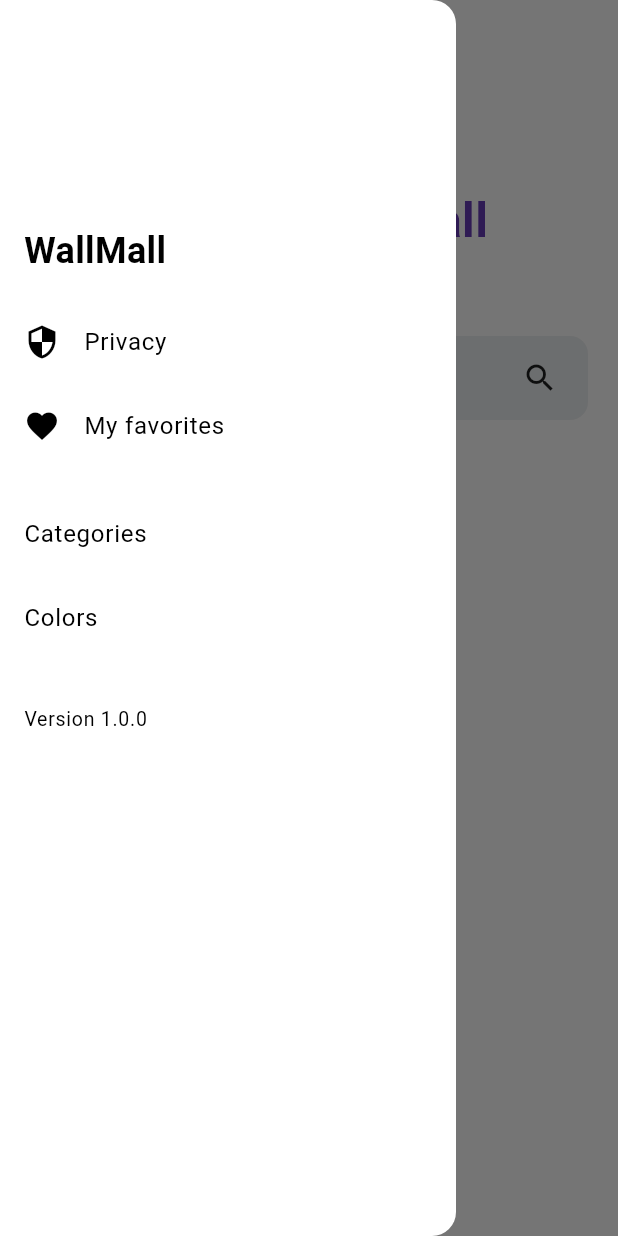
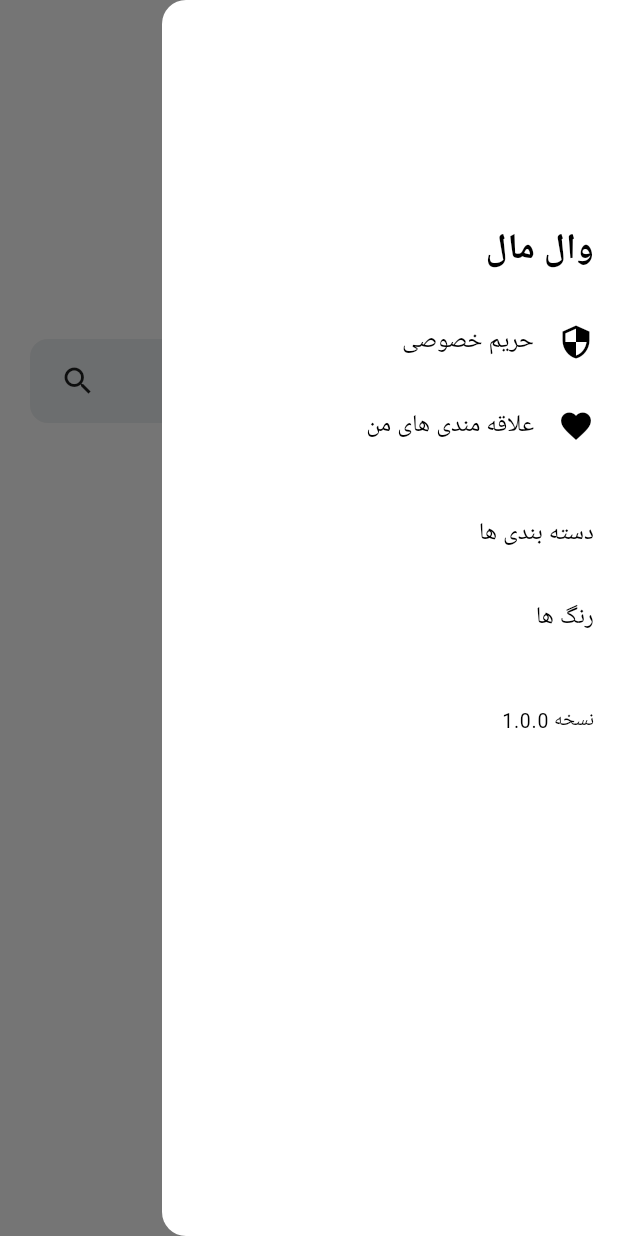
Before and after one commit to sayheymirza/wallmall, a Flutter app: the screen it shows after launch, with the side drawer open, on a phone screen of 412 x 824 dp. Run offline on Flutter 3.47's test engine with Material 2 defaults, Android fonts, the phone set to English and light mode, and no system bars; drawn by our look-alikes of dynamic_color; our stand-ins replace cached_network_image, connectivity_plus, flutter_markdown, google_fonts, image_gallery_saver, package_info_plus and 3 more; missing offline and left inert: adivery, async_wallpaper; accounts and stored records are empty; generated files the repository leaves out were written again; network calls fail; Roboto replaces fonts that are missing (Vazirmatn).

Commit message:
multi language is here

```diff
--- /dev/null
+++ b/l10n.yaml
@@ -0,0 +1,3 @@
+arb-dir: lib/l10n
+template-arb-file: intl_en.arb
+output-localization-file: app_localizations.dart
--- a/lib/api/api.dart
+++ b/lib/api/api.dart
@@ -283,7 +283,7 @@ class _Api {
   }
 
   // get page
-  Future<String?> page({required String key}) async {
+  Future<String?> page({required String key, required String locale}) async {
     try {
       var uri = Uri.parse("$_endpoint/api/app-pages");
 
@@ -291,7 +291,8 @@ class _Api {
         uri.replace(
           queryParameters: {
             "filters[key][\$eq]": key,
-            "filters[app][\$eq]": "wallmall"
+            "filters[app][\$eq]": "wallmall",
+            "locale": locale,
           },
         ),
         headers: {
--- a/lib/app.dart
+++ b/lib/app.dart
@@ -1,6 +1,8 @@
 // ignore_for_file: library_prefixes
 
 import 'package:flutter/material.dart';
+import 'package:provider/provider.dart';
+import 'package:wallmall/core/provider.dart';
 import 'package:wallmall/core/theme.dart';
 import 'package:wallmall/views/categories.dart';
 import 'package:wallmall/views/category.dart';
@@ -12,9 +14,11 @@ import 'package:wallmall/views/search.dart';
 import 'package:wallmall/views/splash.dart';
 import 'package:wallmall/views/wallpaper.dart';
 import 'package:wallmall/views/page.dart' as Custom;
-import 'package:wallmall/widgets/preview.dart';
 
 import 'package:dynamic_color/dynamic_color.dart';
+import 'package:flutter_localizations/flutter_localizations.dart';
+import 'package:flutter_gen/gen_l10n/app_localizations.dart';
+import 'package:google_fonts/google_fonts.dart';
 
 class App extends StatefulWidget {
   const App({super.key});
@@ -31,6 +35,8 @@ class _AppState extends State<App> {
 
   @override
   Widget build(BuildContext context) {
+    var provider = Provider.of<ShareProvider>(context);
+
     return DynamicColorBuilder(
       builder: (ColorScheme? lightDynamic, ColorScheme? darkDynamic) {
         var _theme = theme;
@@ -42,6 +48,13 @@ class _AppState extends State<App> {
           );
         }
 
+        // set font family to Vazirmatn
+        _theme = _theme.copyWith(
+          textTheme: GoogleFonts.vazirmatnTextTheme(
+            _theme.textTheme,
+          ),
+        );
+
         return MaterialApp(
           title: "WallMall",
           debugShowCheckedModeBanner: false,
@@ -51,7 +64,6 @@ class _AppState extends State<App> {
             '/': (_) => const SplashView(),
             "/_": (_) => const HomeView(),
             "/_/wallpaper": (_) => const WallpaperView(),
-            "/_/wallpaper/preview": (_) => const PreviewView(),
             "/_/search": (_) => const SearchView(),
             "/_/search/category": (_) => const CategoryView(),
             "/_/search/color": (_) => const ColorView(),
@@ -60,6 +72,13 @@ class _AppState extends State<App> {
             "/_/colors": (_) => const ColorsView(),
             "/_/page": (_) => const Custom.PageView(),
           },
+          localizationsDelegates: const [
+            AppLocalizations.delegate,
+            GlobalMaterialLocalizations.delegate,
+            GlobalWidgetsLocalizations.delegate,
+          ],
+          supportedLocales: AppLocalizations.supportedLocales,
+          locale: Locale(provider.locale),
         );
       },
     );
--- a/lib/core/provider.dart
+++ b/lib/core/provider.dart
@@ -20,4 +20,12 @@ class ShareProvider extends ChangeNotifier {
     _colors = colors;
     notifyListeners();
   }
+
+  // i18n
+  String locale = "fa";
+
+  void changeLocale(String locale) {
+    this.locale = locale;
+    notifyListeners();
+  }
 }
--- /dev/null
+++ b/lib/l10n/intl_fa.arb
@@ -0,0 +1,25 @@
+{
+  "@@locale": "fa",
+  "appTitle": "وال مال",
+  "@appTitle": {
+    "description": "وال مال"
+  },
+  "newWallpapers": "تازه ترین والپیپر ها",
+  "categories": "دسته بندی ها",
+  "colors": "رنگ ها",
+  "welcomeTo": "خوش آمدید به",
+  "wallmall": "وال مال",
+  "yourWallpaperApp": "برنامه والپیپر شما",
+  "noResultsForThisCategory": "نتیجه ای برای این دسته بندی وجود ندارد",
+  "countWallpapersForThisCategory": "{count} والپیپر برای این دسته بندی",
+  "noResultsForThisColor": "نتیجه ای برای این رنگ وجود ندارد",
+  "countWallpapersForThisColor": "{count} والپیپر برای این رنگ",
+  "myFavorites": "علاقه مندی های من",
+  "youDontHaveFavorites": "شما هیچ علاقه مندی ندارید",
+  "countWallpapersYouHaveFavorited": "شما {count} والپیپر را علاقه مندی کرده اید",
+  "searchWallpaper": "جستجوی والپیپر",
+  "setAsWallpaper": "تنظیم به عنوان والپیپر",
+  "privacy": "حریم خصوصی",
+  "version": "نسخه {version}",
+  "menu": "منو"
+}
--- a/lib/views/home.dart
+++ b/lib/views/home.dart
@@ -15,6 +15,8 @@ import 'package:wallmall/widgets/drawer.dart';
 import 'package:wallmall/widgets/loading.dart';
 import 'package:wallmall/widgets/search.dart';
 import 'package:wallmall/widgets/wallpaper.dart';
+
+import 'package:flutter_gen/gen_l10n/app_localizations.dart';
 
 class HomeView extends StatefulWidget {
   const HomeView({super.key});
@@ -154,12 +156,21 @@ class _HomeViewState extends State<HomeView> {
           // content
           content(
             children: [
-              if (wallpapers.isNotEmpty) title(text: "New Wallpapers"),
+              if (wallpapers.isNotEmpty)
+                title(
+                  text: AppLocalizations.of(context)!.newWallpapers,
+                ),
               if (wallpapers.isNotEmpty) news(wallpapers: wallpapers),
-              if (provider.categories.isNotEmpty) title(text: "Categories"),
+              if (provider.categories.isNotEmpty)
+                title(
+                  text: AppLocalizations.of(context)!.categories,
+                ),
               if (provider.categories.isNotEmpty)
                 categories(categories: provider.categories),
-              if (provider.colors.isNotEmpty) title(text: "Colors"),
+              if (provider.colors.isNotEmpty)
+                title(
+                  text: AppLocalizations.of(context)!.colors,
+                ),
               if (provider.colors.isNotEmpty) colors(colors: provider.colors),
               ...widgets,
               if (loading) loadingrid(),
@@ -275,9 +286,9 @@ class _HomeViewState extends State<HomeView> {
               onMenuTap();
             },
             icon: const Icon(Icons.menu),
-            label: const Text(
-              "Menu",
-              style: TextStyle(
+            label: Text(
+              AppLocalizations.of(context)!.menu,
+              style: const TextStyle(
                 color: Colors.black,
               ),
             ),
@@ -297,9 +308,9 @@ class _HomeViewState extends State<HomeView> {
       ),
       Row(
         children: [
-          const Text(
-            'Welcome to',
-            style: TextStyle(
+          Text(
+            AppLocalizations.of(context)!.welcomeTo,
+            style: const TextStyle(
               fontSize: 32,
               fontWeight: FontWeight.bold,
             ),
@@ -308,7 +319,7 @@ class _HomeViewState extends State<HomeView> {
             width: 8,
           ),
           Text(
-            'Wallmall',
+            AppLocalizations.of(context)!.wallmall,
             style: TextStyle(
               fontSize: 32,
               fontWeight: FontWeight.bold,
@@ -317,9 +328,9 @@ class _HomeViewState extends State<HomeView> {
           ),
         ],
       ),
-      const Text(
-        'your wallpaper app',
-        style: TextStyle(
+      Text(
+        AppLocalizations.of(context)!.yourWallpaperApp,
+        style: const TextStyle(
           fontSize: 24,
           fontWeight: FontWeight.bold,
         ),
--- a/lib/views/wallpaper.dart
+++ b/lib/views/wallpaper.dart
@@ -14,6 +14,7 @@ import 'package:image_gallery_saver/image_gallery_saver.dart';
 import 'package:share_plus/share_plus.dart';
 import 'package:path_provider/path_provider.dart';
 import 'package:wallmall/widgets/loading.dart';
+import 'package:flutter_gen/gen_l10n/app_localizations.dart';
 
 class WallpaperView extends StatefulWidget {
   const WallpaperView({super.key});
@@ -289,7 +290,9 @@ class _WallpaperViewState extends State<WallpaperView> {
                           setAsWallpaper();
                         },
                         icon: const Icon(Icons.wallpaper),
-                        label: const Text("Set as wallpaper"),
+                        label: Text(
+                          AppLocalizations.of(context)!.setAsWallpaper,
+                        ),
                         style: ElevatedButton.styleFrom(
                           surfaceTintColor: Colors.white,
                           backgroundColor:
--- a/lib/widgets/drawer.dart
+++ b/lib/widgets/drawer.dart
@@ -1,5 +1,6 @@
 import 'package:flutter/material.dart';
 import 'package:package_info_plus/package_info_plus.dart';
+import 'package:flutter_gen/gen_l10n/app_localizations.dart';
 
 class DrawerWieget extends StatefulWidget {
   const DrawerWieget({super.key});
@@ -30,13 +31,13 @@ class _DrawerWiegetState extends State<DrawerWieget> {
         Container(
           padding: const EdgeInsets.all(16),
           height: 200,
-          child: const Column(
+          child: Column(
             crossAxisAlignment: CrossAxisAlignment.start,
             mainAxisAlignment: MainAxisAlignment.end,
             children: [
               Text(
-                "WallMall",
-                style: TextStyle(
+                AppLocalizations.of(context)!.wallmall,
+                style: const TextStyle(
                   fontSize: 24,
                   fontWeight: FontWeight.bold,
                 ),
@@ -47,14 +48,16 @@ class _DrawerWiegetState extends State<DrawerWieget> {
         // privacy
         ListTile(
           leading: const Icon(Icons.security),
-          title: const Text("Privacy"),
+          title: Text(
+            AppLocalizations.of(context)!.privacy,
+          ),
           onTap: () {
             Navigator.pushNamed(
               context,
               '/_/page',
               arguments: {
                 "key": "privacy",
-                "title": "Privacy",
+                "title": AppLocalizations.of(context)!.privacy,
               },
             );
           },
@@ -62,7 +65,9 @@ class _DrawerWiegetState extends State<DrawerWieget> {
         // favorites
         ListTile(
           leading: const Icon(Icons.favorite),
-          title: const Text("My favorites"),
+          title: Text(
+            AppLocalizations.of(context)!.myFavorites,
+          ),
           onTap: () {
             Navigator.pop(context);
             Navigator.pushNamed(context, '/_/favorites');
@@ -73,14 +78,18 @@ class _DrawerWiegetState extends State<DrawerWieget> {
           color: Colors.transparent,
         ),
         ListTile(
-          title: const Text("Categories"),
+          title: Text(
+            AppLocalizations.of(context)!.categories,
+          ),
           onTap: () {
             Navigator.pop(context);
             Navigator.pushNamed(context, '/_/categories');
           },
         ),
         ListTile(
-          title: const Text("Colors"),
+          title: Text(
+            AppLocalizations.of(context)!.colors,
+          ),
           onTap: () {
             Navigator.pop(context);
             Navigator.pushNamed(context, '/_/colors');
@@ -93,7 +102,9 @@ class _DrawerWiegetState extends State<DrawerWieget> {
         // version 0.0.1
         ListTile(
           dense: true,
-          title: Text("Version $version"),
+          title: Text(
+            AppLocalizations.of(context)!.version(version),
+          ),
         ),
       ],
     );
--- a/lib/widgets/search.dart
+++ b/lib/widgets/search.dart
@@ -1,4 +1,6 @@
 import 'package:flutter/material.dart';
+
+import 'package:flutter_gen/gen_l10n/app_localizations.dart';
 
 class SearchWidget extends StatefulWidget {
   const SearchWidget({super.key});
@@ -29,13 +31,13 @@ class _SearchWidgetState extends State<SearchWidget> {
           color: Colors.blueGrey.shade50,
           borderRadius: BorderRadius.circular(12),
         ),
-        child: const Row(
+        child: Row(
           children: [
             // search text
             Expanded(
               child: Text(
-                'Search wallpaper',
-                style: TextStyle(
+                AppLocalizations.of(context)!.searchWallpaper,
+                style: const TextStyle(
                   color: Colors.black,
                   fontSize: 16,
                   fontWeight: FontWeight.bold,
@@ -43,7 +45,7 @@ class _SearchWidgetState extends State<SearchWidget> {
               ),
             ),
             // search icon
-            Icon(Icons.search),
+            const Icon(Icons.search),
           ],
         ),
       ),
--- a/pubspec.yaml
+++ b/pubspec.yaml
@@ -48,6 +48,10 @@ dependencies:
   shimmer: ^3.0.0
   dynamic_color: ^1.6.8
   package_info_plus: ^4.2.0
+  flutter_localizations:
+    sdk: flutter
+  intl: any
+  google_fonts: ^6.1.0
 
 dev_dependencies:
   flutter_test:
@@ -65,6 +69,7 @@ dev_dependencies:
 
 # The following section is specific to Flutter packages.
 flutter:
+  generate: true
 
   # The following line ensures that the Material Icons font is
   # included with your application, so that you can use the icons in
```
Also changed, not shown: lib/l10n/intl_en.arb (added, +25 -0 lines), lib/views/categories.dart (+12 -4 lines), lib/views/category.dart (+13 -3 lines), lib/views/color.dart (+13 -3 lines), lib/views/colors.dart (+12 -4 lines), lib/views/favorites.dart (+15 -6 lines), lib/views/page.dart (+12 -3 lines), lib/views/search.dart (+5 -3 lines), lib/widgets/preview.dart (deleted, +0 -15 lines), package.json (added, +12 -0 lines), pubspec.lock.
